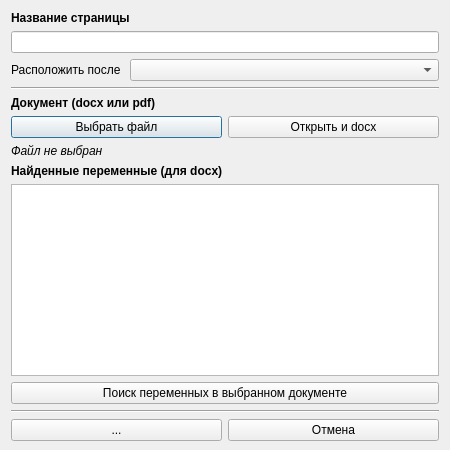
This is designer/dialogwindows/neddw/nedpagedialogwindow.ui in Artemako/auto-exec-doc as Qt 5 draws it before an edit. The edited form follows.
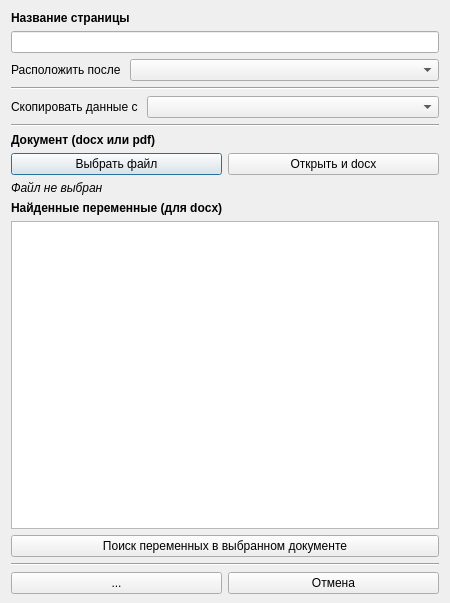
This is the edited form. Icons and pictures are not drawn.

The edit to the form file:
```diff
--- a/designer/dialogwindows/neddw/nedpagedialogwindow.ui
+++ b/designer/dialogwindows/neddw/nedpagedialogwindow.ui
@@ -7,7 +7,7 @@
     <x>0</x>
     <y>0</y>
     <width>450</width>
-    <height>450</height>
+    <height>603</height>
    </rect>
   </property>
   <property name="windowTitle">
@@ -73,6 +73,27 @@
      </property>
     </widget>
    </item>
+   <item>
+    <layout class="QHBoxLayout" name="hl_copypage" stretch="0,1">
+     <item>
+      <widget class="QLabel" name="label_copyfrom">
+       <property name="text">
+        <string>Скопировать данные с </string>
+       </property>
+      </widget>
+     </item>
+     <item>
+      <widget class="QComboBox" name="combox_pages"/>
+     </item>
+    </layout>
+   </item>
+   <item>
+    <widget class="Line" name="line_3">
+     <property name="orientation">
+      <enum>Qt::Horizontal</enum>
+     </property>
+    </widget>
+   </item>
    <item>
     <widget class="QLabel" name="label_document">
      <property name="minimumSize">
```
Left out of the diff: 2 changed lines with no effect on the pictures.
